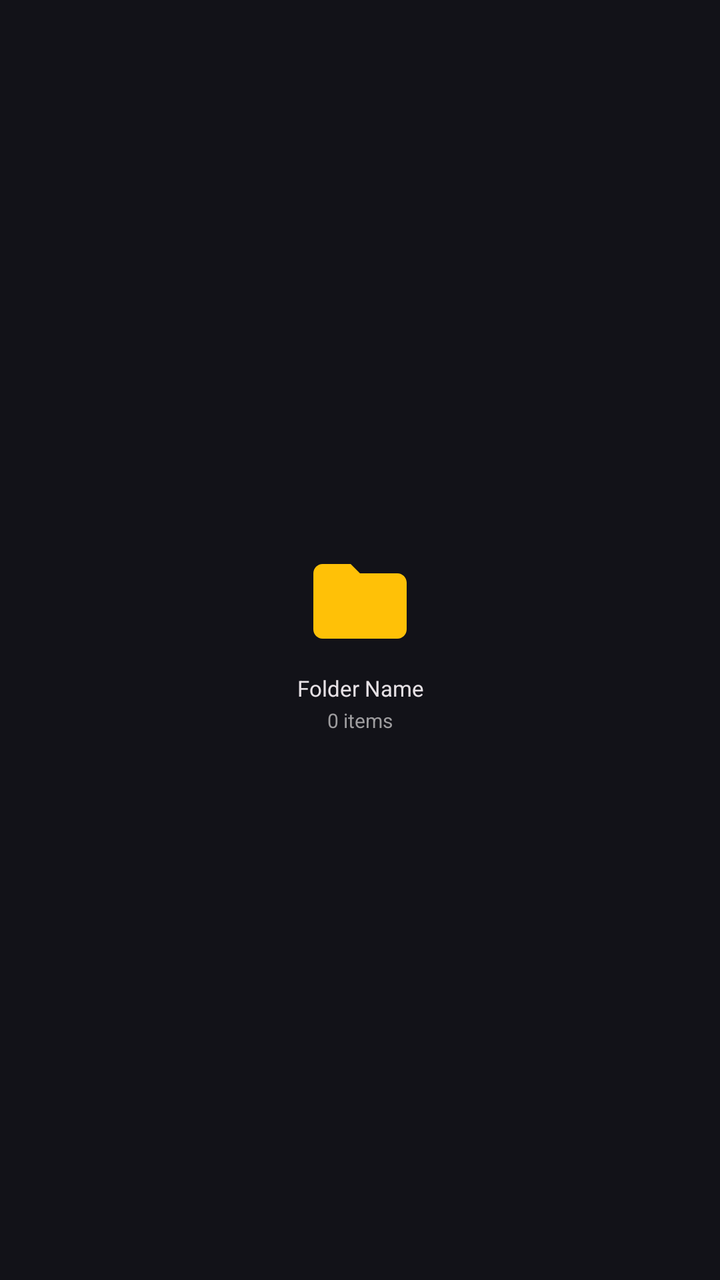
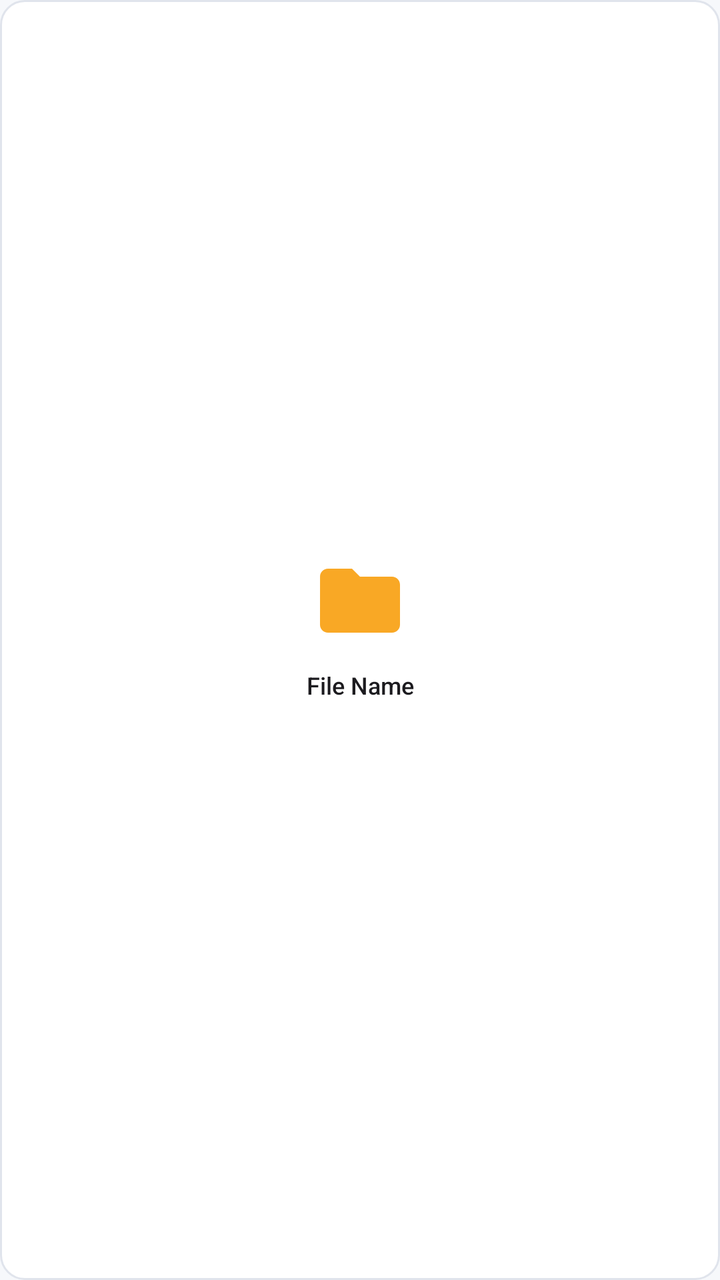

The first picture is an Android layout as it rendered before a commit; the second is the same layout after the commit. The layout source and the unified diff follow.
<!-- AndroidManifest.xml: application theme Theme.StoreMeNative -->
<!-- res/layout/item_file_grid.xml -->
<?xml version="1.0" encoding="utf-8"?>
<LinearLayout xmlns:android="http://schemas.android.com/apk/res/android" xmlns:app="http://schemas.android.com/apk/res-auto"
        android:layout_width="match_parent"
        android:layout_height="wrap_content"
        android:orientation="vertical"
        android:gravity="center"
        android:padding="8dp"
        android:background="?attr/selectableItemBackground"
        android:clickable="true"
        android:focusable="true">

    <RelativeLayout
        android:layout_width="64dp"
        android:layout_height="56dp"
        android:layout_marginBottom="8dp">

        <ImageView
        android:id="@+id/imgFileIcon"
        android:layout_width="match_parent"
        android:layout_height="match_parent"
        android:src="@drawable/ic_folder"
        app:tint="#FFC107"/>

        <ImageView
        android:id="@+id/imgOverlay"
        android:layout_width="20dp"
        android:layout_height="20dp"
        android:layout_centerInParent="true"
        android:src="@drawable/ic_image"
        android:tint="#FFFFFF"
        android:visibility="gone"/>

        <ImageView
        android:id="@+id/imgSelect"
        android:layout_width="24dp"
        android:layout_height="24dp"
        android:src="@drawable/ic_uncheck_circle_outline"
        android:layout_alignParentEnd="true"
        android:layout_alignParentTop="true"
        android:background="@drawable/bg_md3_surface"
        android:visibility="gone"/>
    </RelativeLayout>

    <TextView
        android:id="@+id/textFileName"
        android:layout_width="match_parent"
        android:layout_height="wrap_content"
        android:text="Folder Name"
        android:textColor="@color/md3_text_primary"
        android:textSize="11sp"
        android:maxLines="2"
        android:gravity="center"
        android:ellipsize="end"/>

    <TextView
        android:id="@+id/textItemCount"
        android:layout_width="match_parent"
        android:layout_height="wrap_content"
        android:text="0 items"
        android:textColor="@color/md3_text_secondary"
        android:textSize="10sp"
        android:gravity="center"
        android:maxLines="1"
        android:layout_marginTop="2dp"/>
    
    <TextView
        android:id="@+id/textFileDate"
        android:layout_width="0dp"
        android:layout_height="0dp"
        android:visibility="gone"/> 
</LinearLayout>
<!-- resources referenced by this layout -->
<resources>
  <color name="md3_text_primary">#E6E1E5</color>
  <color name="md3_text_secondary">#9E9D9F</color>
  <!-- drawable bg_md3_surface (drawable) -->
  <?xml version="1.0" encoding="utf-8"?>
  <shape xmlns:android="http://schemas.android.com/apk/res/android">
      <solid android:color="@color/md3_surface"/>
      <corners android:radius="16dp"/>
  </shape>
  <!-- drawable ic_folder (drawable) -->
  <vector xmlns:android="http://schemas.android.com/apk/res/android" android:width="24dp" android:height="24dp" android:viewportWidth="24" android:viewportHeight="24" android:tint="#3B82F6">
      <path android:fillColor="#FF000000" android:pathData="M10,4H4c-1.1,0 -1.99,0.9 -1.99,2L2,18c0,1.1 0.9,2 2,2h16c1.1,0 2,-0.9 2,-2V8c0,-1.1 -0.9,-2 -2,-2h-8l-2,-2z"/>
  </vector>
  <!-- drawable ic_image (drawable) -->
  <vector xmlns:android="http://schemas.android.com/apk/res/android" android:width="24dp" android:height="24dp" android:viewportWidth="24" android:viewportHeight="24" android:tint="#10B981">
      <path android:fillColor="#FF000000" android:pathData="M21,19V5c0,-1.1 -0.9,-2 -2,-2H5c-1.1,0 -2,0.9 -2,2v14c0,1.1 0.9,2 2,2h14c1.1,0 2,-0.9 2,-2zM8.5,13.5l2.5,3.01L14.5,12l4.5,6H5l3.5,-4.5z"/>
  </vector>
  <!-- drawable ic_uncheck_circle_outline (drawable) -->
  <vector xmlns:android="http://schemas.android.com/apk/res/android"
      android:width="24dp"
      android:height="24dp"
      android:viewportWidth="24"
      android:viewportHeight="24">
    <path
        android:pathData="M12,2C6.48,2 2,6.48 2,12s4.48,10 10,10 10,-4.48 10,-10S17.52,2 12,2zM12,20c-4.42,0 -8,-3.58 -8,-8s3.58,-8 8,-8 8,3.58 8,8 -3.58,8 -8,8z"
        android:fillColor="#757575"/>
  </vector>
  <style name="Theme.StoreMeNative" parent="Theme.MaterialComponents.DayNight.NoActionBar">
          <item name="android:windowBackground">@color/md3_bg</item>
          <item name="android:statusBarColor">@color/md3_bg</item>
          <item name="android:windowLightStatusBar">false</item>
          <item name="colorPrimary">@color/md3_primary</item>
          <item name="colorAccent">@color/md3_primary</item>
          
          
          <item name="colorControlHighlight">#33FFFFFF</item>
      </style>
  <color name="md3_surface">#1C1B22</color>
  <color name="md3_bg">#121218</color>
  <color name="md3_primary">#4F8EF7</color>
</resources>

<!-- the commit's change to res/layout/item_file_grid.xml (unified diff, before → after) -->
@@ -1,71 +1,73 @@
 <?xml version="1.0" encoding="utf-8"?>
-<LinearLayout xmlns:android="http://schemas.android.com/apk/res/android" xmlns:app="http://schemas.android.com/apk/res-auto"
-        android:layout_width="match_parent"
-        android:layout_height="wrap_content"
-        android:orientation="vertical"
-        android:gravity="center"
-        android:padding="8dp"
-        android:background="?attr/selectableItemBackground"
-        android:clickable="true"
-        android:focusable="true">
+<LinearLayout xmlns:android="http://schemas.android.com/apk/res/android"
+    android:layout_width="match_parent"
+    android:layout_height="wrap_content"
+    android:orientation="vertical"
+    android:background="@drawable/bg_md3_surface"
+    android:clickable="true"
+    android:focusable="true"
+    android:padding="12dp"
+    android:gravity="center">
 
-    <RelativeLayout
-        android:layout_width="64dp"
-        android:layout_height="56dp"
-        android:layout_marginBottom="8dp">
-
-        <ImageView
-        android:id="@+id/imgFileIcon"
-        android:layout_width="match_parent"
-        android:layout_height="match_parent"
-        android:src="@drawable/ic_folder"
-        app:tint="#FFC107"/>
-
-        <ImageView
-        android:id="@+id/imgOverlay"
+    
+    <ImageView
+        android:id="@+id/imgSelect"
         android:layout_width="20dp"
         android:layout_height="20dp"
-        android:layout_centerInParent="true"
-        android:src="@drawable/ic_image"
-        android:tint="#FFFFFF"
+        android:src="@drawable/ic_uncheck_circle_outline"
+        android:tint="@color/md3_text_secondary"
+        android:layout_gravity="start"
         android:visibility="gone"/>
 
-        <ImageView
-        android:id="@+id/imgSelect"
-        android:layout_width="24dp"
-        android:layout_height="24dp"
-        android:src="@drawable/ic_uncheck_circle_outline"
-        android:layout_alignParentEnd="true"
-        android:layout_alignParentTop="true"
-        android:background="@drawable/bg_md3_surface"
-        android:visibility="gone"/>
-    </RelativeLayout>
+    
+    <ImageView
+        android:id="@+id/imgFileIcon"
+        android:layout_width="48dp"
+        android:layout_height="48dp"
+        android:src="@drawable/ic_folder"
+        android:tint="@color/icon_folder"
+        android:layout_gravity="center_horizontal"
+        android:layout_marginTop="4dp"
+        android:layout_marginBottom="10dp"/>
 
+    
     <TextView
         android:id="@+id/textFileName"
         android:layout_width="match_parent"
         android:layout_height="wrap_content"
-        android:text="Folder Name"
+        android:text="File Name"
         android:textColor="@color/md3_text_primary"
-        android:textSize="11sp"
+        android:textSize="12sp"
+        android:fontFamily="sans-serif-medium"
         android:maxLines="2"
-        android:gravity="center"
-        android:ellipsize="end"/>
+        android:ellipsize="end"
+        android:gravity="center_horizontal"/>
 
+    
     <TextView
         android:id="@+id/textItemCount"
-        android:layout_width="match_parent"
+        android:layout_width="wrap_content"
         android:layout_height="wrap_content"
-        android:text="0 items"
-        android:textColor="@color/md3_text_secondary"
-        android:textSize="10sp"
-        android:gravity="center"
-        android:maxLines="1"
+        android:text=""
+        android:textColor="@color/md3_text_tertiary"
+        android:textSize="11sp"
         android:layout_marginTop="2dp"/>
+
     
     <TextView
         android:id="@+id/textFileDate"
+        android:layout_width="wrap_content"
+        android:layout_height="wrap_content"
+        android:text=""
+        android:textSize="10sp"
+        android:textColor="@color/md3_text_tertiary"
+        android:visibility="gone"/>
+
+    
+    <ImageView
+        android:id="@+id/imgOverlay"
         android:layout_width="0dp"
         android:layout_height="0dp"
-        android:visibility="gone"/> 
+        android:visibility="gone"/>
+
 </LinearLayout>
<!-- resource entries referenced after the edit -->
@@ -1,20 +1,19 @@
 <!-- resources referenced by this layout -->
 <resources>
-  <color name="md3_text_primary">#E6E1E5</color>
-  <color name="md3_text_secondary">#9E9D9F</color>
+  <color name="icon_folder">#F9A825</color>
+  <color name="md3_text_primary">#1C1B1F</color>
+  <color name="md3_text_secondary">#49454F</color>
+  <color name="md3_text_tertiary">#79747E</color>
   <!-- drawable bg_md3_surface (drawable) -->
   <?xml version="1.0" encoding="utf-8"?>
-  <shape xmlns:android="http://schemas.android.com/apk/res/android">
+  <shape xmlns:android="http://schemas.android.com/apk/res/android" android:shape="rectangle">
       <solid android:color="@color/md3_surface"/>
-      <corners android:radius="16dp"/>
+      <corners android:radius="12dp"/>
+      <stroke android:width="1dp" android:color="@color/md3_outline"/>
   </shape>
   <!-- drawable ic_folder (drawable) -->
   <vector xmlns:android="http://schemas.android.com/apk/res/android" android:width="24dp" android:height="24dp" android:viewportWidth="24" android:viewportHeight="24" android:tint="#3B82F6">
       <path android:fillColor="#FF000000" android:pathData="M10,4H4c-1.1,0 -1.99,0.9 -1.99,2L2,18c0,1.1 0.9,2 2,2h16c1.1,0 2,-0.9 2,-2V8c0,-1.1 -0.9,-2 -2,-2h-8l-2,-2z"/>
-  </vector>
-  <!-- drawable ic_image (drawable) -->
-  <vector xmlns:android="http://schemas.android.com/apk/res/android" android:width="24dp" android:height="24dp" android:viewportWidth="24" android:viewportHeight="24" android:tint="#10B981">
-      <path android:fillColor="#FF000000" android:pathData="M21,19V5c0,-1.1 -0.9,-2 -2,-2H5c-1.1,0 -2,0.9 -2,2v14c0,1.1 0.9,2 2,2h14c1.1,0 2,-0.9 2,-2zM8.5,13.5l2.5,3.01L14.5,12l4.5,6H5l3.5,-4.5z"/>
   </vector>
   <!-- drawable ic_uncheck_circle_outline (drawable) -->
   <vector xmlns:android="http://schemas.android.com/apk/res/android"
@@ -26,18 +25,27 @@
         android:pathData="M12,2C6.48,2 2,6.48 2,12s4.48,10 10,10 10,-4.48 10,-10S17.52,2 12,2zM12,20c-4.42,0 -8,-3.58 -8,-8s3.58,-8 8,-8 8,3.58 8,8 -3.58,8 -8,8z"
         android:fillColor="#757575"/>
   </vector>
-  <style name="Theme.StoreMeNative" parent="Theme.MaterialComponents.DayNight.NoActionBar">
+  <style name="Theme.StoreMeNative" parent="Theme.MaterialComponents.Light.NoActionBar">
           <item name="android:windowBackground">@color/md3_bg</item>
-          <item name="android:statusBarColor">@color/md3_bg</item>
-          <item name="android:windowLightStatusBar">false</item>
+          <item name="android:statusBarColor">@color/md3_surface</item>
+          <item name="android:windowLightStatusBar">true</item>
+          <item name="android:navigationBarColor">@color/md3_surface</item>
+          <item name="android:windowLightNavigationBar">true</item>
           <item name="colorPrimary">@color/md3_primary</item>
+          <item name="colorPrimaryVariant">@color/md3_primary</item>
           <item name="colorAccent">@color/md3_primary</item>
-          
-          
-          <item name="colorControlHighlight">#33FFFFFF</item>
+          <item name="colorSurface">@color/md3_surface</item>
+          <item name="colorOnSurface">@color/md3_text_primary</item>
+          <item name="colorError">@color/md3_error</item>
+          <item name="colorControlHighlight">#1A1A73E8</item>
+          <item name="colorControlNormal">@color/md3_text_secondary</item>
+          <item name="android:textColorPrimary">@color/md3_text_primary</item>
+          <item name="android:textColorSecondary">@color/md3_text_secondary</item>
       </style>
-  <color name="md3_surface">#1C1B22</color>
-  <color name="md3_bg">#121218</color>
-  <color name="md3_primary">#4F8EF7</color>
+  <color name="md3_surface">#FFFFFF</color>
+  <color name="md3_outline">#E0E4EC</color>
+  <color name="md3_bg">#F6F8FB</color>
+  <color name="md3_primary">#1A73E8</color>
+  <color name="md3_error">#B3261E</color>
 </resources>
 
